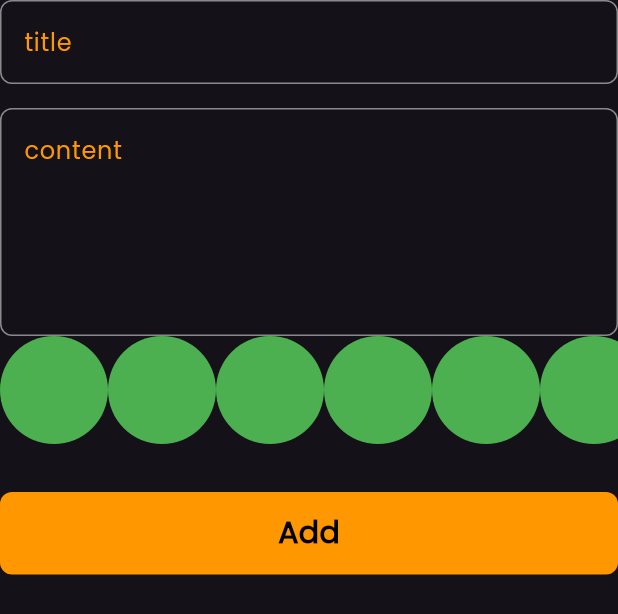
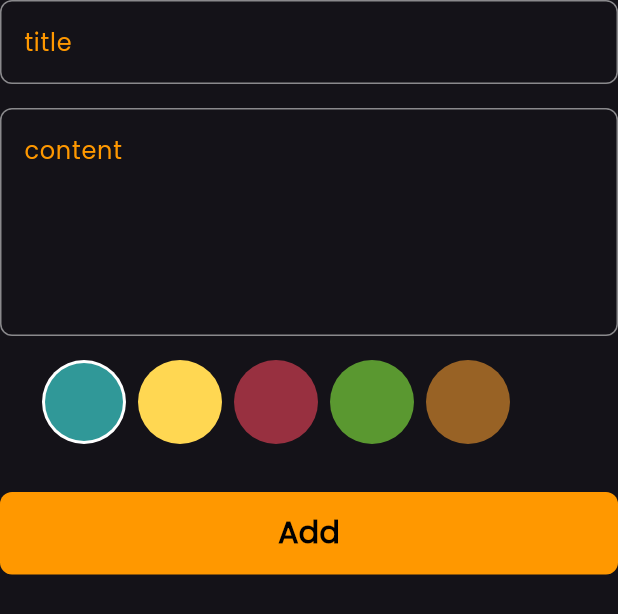
Before and after one commit to ahmedhussien12/notes_app, a Flutter app: the AddNoteForm widget shown alone on an empty page, opened directly, on a phone screen of 412 x 824 dp. Shown: the top 614 px of the screen. Run offline on Flutter 3.47's test engine with Material 3 defaults, Android fonts, the phone set to English and light mode, and no system bars; our stand-ins replace flutter_bloc, font_awesome_flutter, hive, hive_flutter; accounts and stored records are empty; generated files the repository leaves out were written again.

Commit message:
create colors list

```diff
--- a/lib/widgets/add_note_form.dart
+++ b/lib/widgets/add_note_form.dart
@@ -43,6 +43,7 @@ class _AddNoteFormState extends State<AddNoteForm> {
               content = value!;
             },
           ),
+         const SizedBox(height: 16),
           const ColorsListView(),
           const SizedBox(height: 32),
           BlocBuilder<AddNoteCubit, AddNoteState>(
--- a/lib/widgets/colors_list_view.dart
+++ b/lib/widgets/colors_list_view.dart
@@ -1,30 +1,65 @@
 import 'package:flutter/material.dart';
 
 class ColorItem extends StatelessWidget {
-  const ColorItem({super.key});
+  const ColorItem({super.key, required this.isSelected, required this.color});
 
+  final bool isSelected;
+final Color color;
   @override
   Widget build(BuildContext context) {
-    return const CircleAvatar(
-      radius: 36,
-      backgroundColor: Colors.green,
-    );
+    return isSelected
+        ? CircleAvatar(
+            radius: 28,
+            backgroundColor: Colors.white,
+            child: CircleAvatar(
+              radius: 26,
+              backgroundColor: color,
+            ))
+        : CircleAvatar(
+            radius: 28,
+            backgroundColor: color,
+          );
   }
 }
 
-class ColorsListView extends StatelessWidget {
+class ColorsListView extends StatefulWidget {
   const ColorsListView({super.key});
 
   @override
+  State<ColorsListView> createState() => _ColorsListViewState();
+}
+
+class _ColorsListViewState extends State<ColorsListView> {
+  int selectedIndex = 0;
+  List<Color> colors = const [
+    Color(0xff309898),
+    Color(0xffffd752),
+    Color(0xff983040),
+    Color(0xff5a9830),
+    Color(0xff986225),
+  ];
+  @override
   Widget build(BuildContext context) {
     return SizedBox(
-      height: 36 * 2,
-      child: ListView.builder(
-        scrollDirection: Axis.horizontal,
-        itemBuilder: (context, index) {
-          return const ColorItem();
-        },
-        itemCount: 10,
+      height: 28 * 2,
+      child: Padding(
+        padding: const EdgeInsets.only(left: 24),
+        child: ListView.builder(
+          padding: EdgeInsets.zero,
+          scrollDirection: Axis.horizontal,
+          itemBuilder: (context, index) {
+            return Padding(
+              padding: const EdgeInsets.symmetric(horizontal: 4),
+              child: GestureDetector(onTap: (){
+                selectedIndex = index;
+                setState(() {
+
+                });
+              },child: ColorItem(isSelected: selectedIndex == index, color: colors[index],)),
+            );
+          },
+          itemCount: colors.length,
+        ),
       ),
     );
   }
```
